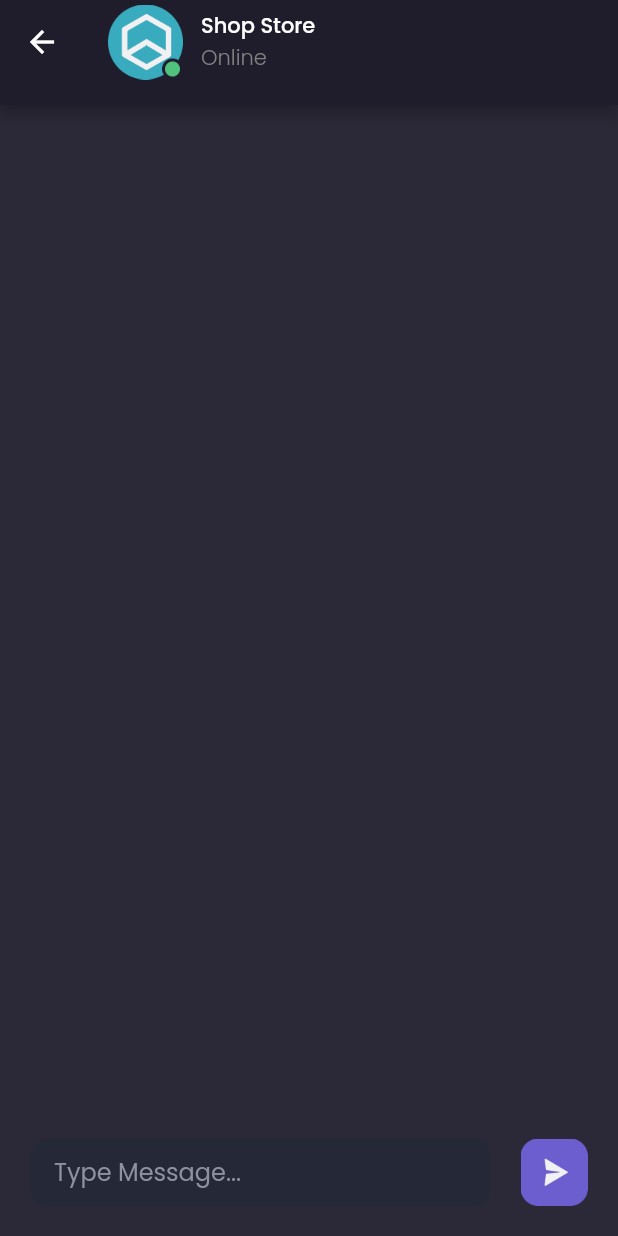
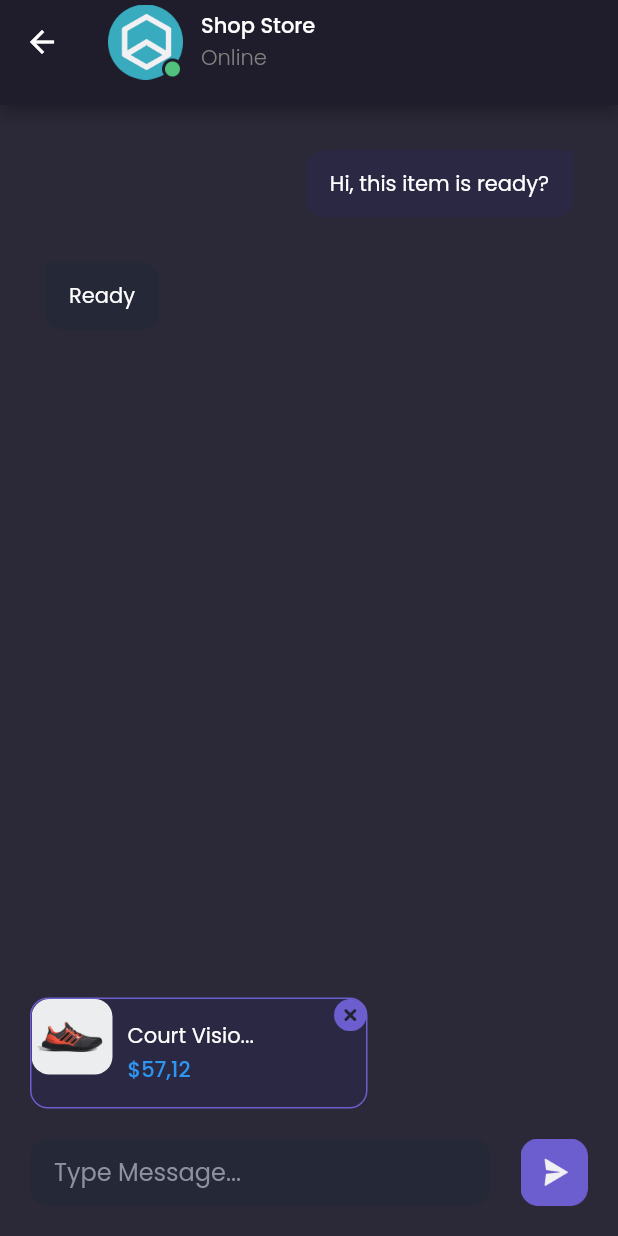
Before and after one commit to darmariduan/shamo-mobile, a Flutter app: the DetailChatPage screen opened by its route, on a phone screen of 412 x 824 dp. Run offline on Flutter 3.47's test engine with Material 3 defaults, Android fonts, the phone set to English and light mode, and no system bars; our stand-ins replace google_fonts.

Commit message:
22-Detail Chat Page Bagian Chat Bubble

```diff
--- a/lib/pages/detail_chat_page.dart
+++ b/lib/pages/detail_chat_page.dart
@@ -1,5 +1,6 @@
 import 'package:flutter/material.dart';
 import 'package:shamo/theme.dart';
+import 'package:shamo/widgets/chat_bubble.dart';
 
 class DetailChatPage extends StatelessWidget {
   const DetailChatPage({super.key});
@@ -46,10 +47,71 @@ class DetailChatPage extends StatelessWidget {
       );
     }
 
+    Widget productPreview() {
+      return Container(
+        width: 225,
+        height: 74,
+        margin: EdgeInsets.only(bottom: 20),
+        decoration: BoxDecoration(
+          color: backgroundColor5,
+          borderRadius: BorderRadius.circular(12),
+          border: Border.all(
+            color: primaryColor,
+          ),
+        ),
+        child: Row(
+          crossAxisAlignment: CrossAxisAlignment.start,
+          children: [
+            ClipRRect(
+              borderRadius: BorderRadius.circular(12),
+              child: Image.asset(
+                'assets/image_shoes.png',
+                width: 54,
+              ),
+            ),
+            SizedBox(
+              width: 10,
+            ),
+            Expanded(
+              child: Column(
+                crossAxisAlignment: CrossAxisAlignment.start,
+                mainAxisAlignment: MainAxisAlignment.center,
+                children: [
+                  Text(
+                    'Court Visio...',
+                    style: primaryTextStyle,
+                    overflow: TextOverflow.ellipsis,
+                  ),
+                  SizedBox(
+                    height: 2,
+                  ),
+                  Text(
+                    '\$57,12',
+                    style: priceTextStyle.copyWith(
+                      fontWeight: medium,
+                    ),
+                  ),
+                ],
+              ),
+            ),
+            Image.asset(
+              'assets/button_close.png',
+              width: 22,
+            ),
+          ],
+        ),
+      );
+    }
+
     Widget chatInput() {
       return Container(
         margin: EdgeInsets.all(20),
-        child: Row(
+        child: Column(
+          mainAxisSize: MainAxisSize.min,
+          crossAxisAlignment: CrossAxisAlignment.start,
+          children: [
+            productPreview(),
+            Row(
               children: [
                 Expanded(
                   child: Container(
@@ -64,7 +126,8 @@ class DetailChatPage extends StatelessWidget {
                     child: Center(
                       child: TextFormField(
                         decoration: InputDecoration.collapsed(
-                        hintText: 'Type Message...', hintStyle: subTitleStyle),
+                            hintText: 'Type Message...',
+                            hintStyle: subTitleStyle),
                       ),
                     ),
                   ),
@@ -78,6 +141,26 @@ class DetailChatPage extends StatelessWidget {
                 ),
               ],
             ),
+          ],
+        ),
+      );
+    }
+
+    Widget content() {
+      return ListView(
+        padding: EdgeInsets.symmetric(
+          horizontal: defaultMargin,
+        ),
+        children: [
+          ChatBubble(
+            isSender: true,
+            text: 'Hi, this item is ready?',
+          ),
+          ChatBubble(
+            isSender: false,
+            text: 'Ready',
+          ),
+        ],
       );
     }
 
@@ -85,6 +168,7 @@ class DetailChatPage extends StatelessWidget {
       backgroundColor: backgroundColor2,
       appBar: header(),
       bottomNavigationBar: chatInput(),
+      body: content(),
     );
   }
 }
--- a/lib/theme.dart
+++ b/lib/theme.dart
@@ -12,6 +12,7 @@ Color backgroundColor1 = Color(0xff1F1D2B);
 Color backgroundColor2 = Color(0xff2B2937);
 Color backgroundColor3 = Color(0xffFFFFFF);
 Color backgroundColor4 = Color(0xff252836);
+Color backgroundColor5 = Color(0xff2B2844);
 
 Color primaryTextColor = Color(0xffFFFFFF);
 Color secondaryTextColor = Color(0xff828282);
--- /dev/null
+++ b/lib/widgets/chat_bubble.dart
@@ -0,0 +1,47 @@
+import 'package:flutter/material.dart';
+import 'package:shamo/theme.dart';
+
+class ChatBubble extends StatelessWidget {
+  final String text;
+  final bool isSender;
+
+  ChatBubble({this.isSender = false, this.text = ''});
+
+  @override
+  Widget build(BuildContext context) {
+    return Container(
+      width: double.infinity,
+      margin: EdgeInsets.only(top: 30),
+      child: Row(
+        mainAxisAlignment:
+            isSender ? MainAxisAlignment.end : MainAxisAlignment.start,
+        children: [
+          Flexible(
+            child: Container(
+              constraints: BoxConstraints(
+                maxWidth: MediaQuery.of(context).size.width * 0.6,
+              ),
+              padding: EdgeInsets.symmetric(
+                horizontal: 16,
+                vertical: 12,
+              ),
+              decoration: BoxDecoration(
+                borderRadius: BorderRadius.only(
+                  topLeft: Radius.circular(isSender ? 12 : 0),
+                  topRight: Radius.circular(isSender ? 0 : 12),
+                  bottomLeft: Radius.circular(12),
+                  bottomRight: Radius.circular(12),
+                ),
+                color: isSender ? backgroundColor5 : backgroundColor4,
+              ),
+              child: Text(
+                text,
+                style: primaryTextStyle,
+              ),
+            ),
+          ),
+        ],
+      ),
+    );
+  }
+}
```
Lines whose indentation alone changed are shown as unchanged.
